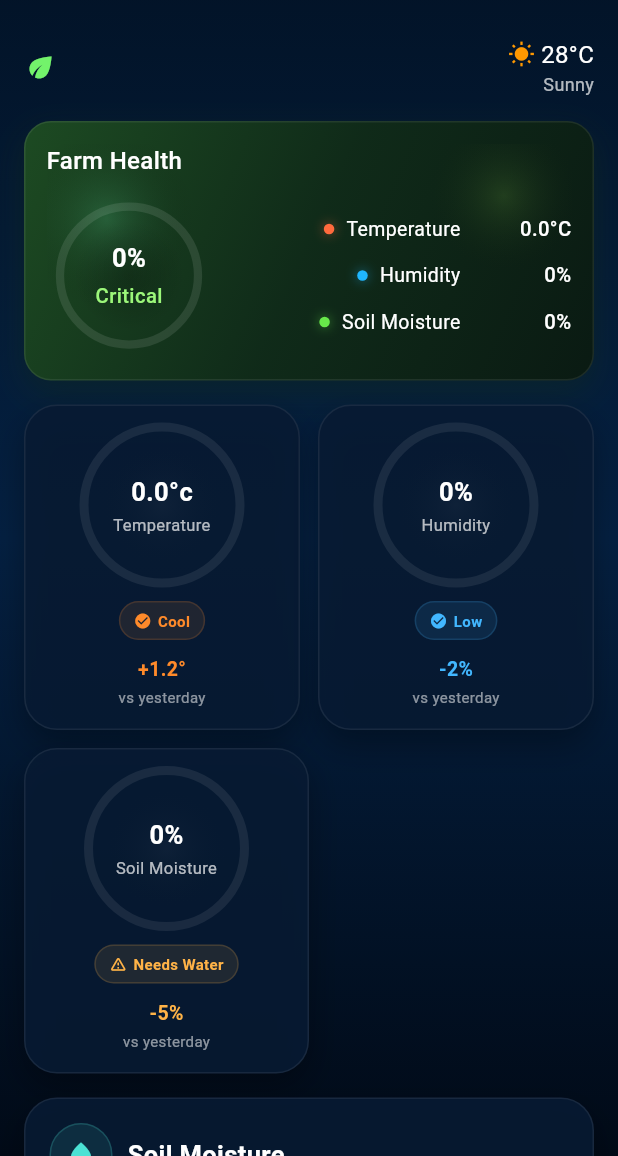
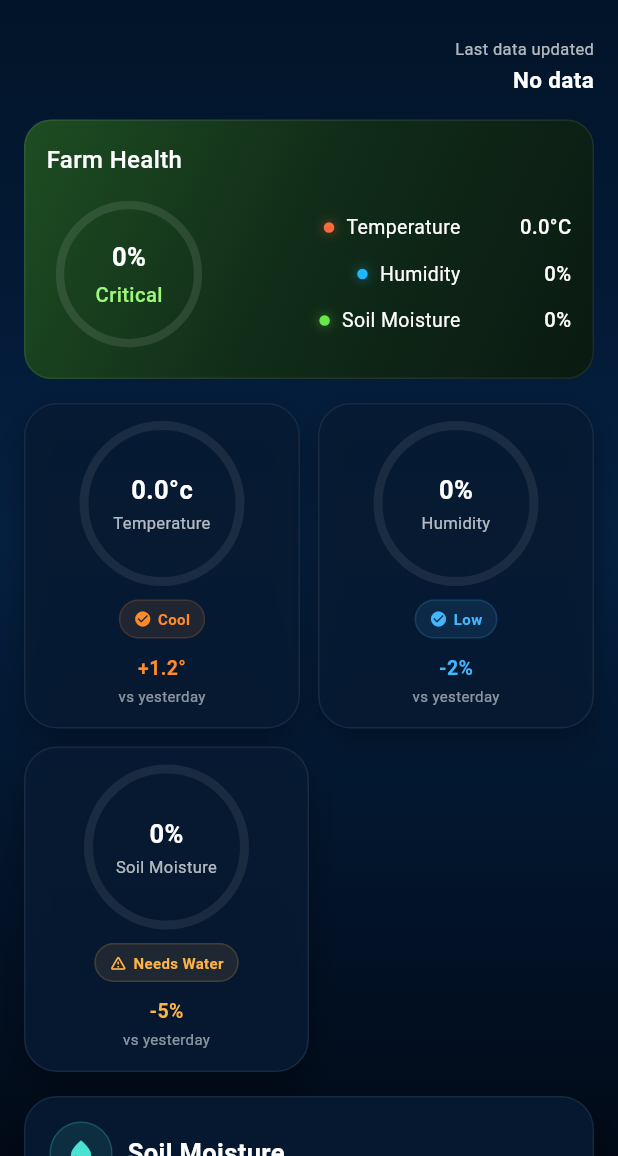
Before and after one commit to akhil7challa/SmartAgriculture_Monitoring, a Flutter app: the DeviceDetailsScreen screen opened directly with empty values, on a phone screen of 412 x 824 dp, the part 80-1236 px from its top. Run offline on Flutter 3.47's test engine with Material 3 defaults, Android fonts, the phone set to English and light mode, and no system bars; our stand-ins replace firebase_core, firebase_database; accounts and stored records are empty.

Commit message:
removed weather on top of "Farm Health" Widget and added last updated time in same place

```diff
--- a/lib/features/devices/device_details_screen.dart
+++ b/lib/features/devices/device_details_screen.dart
@@ -205,63 +205,13 @@ class _DeviceDetailsScreenState extends State<DeviceDetailsScreen> {
           begin: Alignment.topLeft,
           end: Alignment.bottomRight,
           colors: [
-            const Color(0xFF1E4D22).withOpacity(0.95),
-            const Color(0xFF102B18).withOpacity(0.95),
-            const Color(0xFF0A1A12).withOpacity(0.98),
-          ],
-        ),
-        boxShadow: [
-          BoxShadow(
-            color: Colors.green.withOpacity(0.12),
-            blurRadius: 18,
-            offset: const Offset(0, 8),
-          ),
-          BoxShadow(
-            color: Colors.black.withOpacity(0.25),
-            blurRadius: 16,
-            offset: const Offset(0, 8),
-          ),
-        ],
-      ),
-      child: Stack(
-        children: [
-          Positioned(
-            left: -20,
-            top: -10,
-            child: Container(
-              width: 120,
-              height: 120,
-              decoration: BoxDecoration(
-                shape: BoxShape.circle,
-                gradient: RadialGradient(
-                  colors: [
-                    Colors.greenAccent.withOpacity(0.18),
-                    Colors.transparent,
+            const Color(0xFF1E4D22),
+            const Color(0xFF102B18),
+            const Color(0xFF0A1A12),
           ],
         ),
       ),
-            ),
-          ),
-          Positioned(
-            right: -10,
-            top: -20,
-            child: Container(
-              width: 110,
-              height: 110,
-              decoration: BoxDecoration(
-                shape: BoxShape.circle,
-                gradient: RadialGradient(
-                  colors: [
-                    Colors.lightGreenAccent.withOpacity(0.12),
-                    Colors.transparent,
-                  ],
-                ),
-              ),
-            ),
-          ),
-          child,
-        ],
-      ),
+      child: child,
     );
   }
 
@@ -309,11 +259,7 @@ class _DeviceDetailsScreenState extends State<DeviceDetailsScreen> {
           const SizedBox(width: 8),
           Text(
             label,
-            textAlign: TextAlign.right,
-            style: const TextStyle(
-              color: Colors.white,
-              fontSize: 13,
-            ),
+            style: const TextStyle(color: Colors.white, fontSize: 13),
           ),
           const SizedBox(width: 12),
           SizedBox(
@@ -357,16 +303,12 @@ class _DeviceDetailsScreenState extends State<DeviceDetailsScreen> {
   }
 
   Widget _buildHeader(Device device, Telemetry? telemetry) {
-    final temp = telemetry?.temperature.toDouble() ?? 28.0;
+    final lastUpdated =
+        telemetry == null ? "No data" : _timeAgo(telemetry.lastSeen);
 
     return Row(
       mainAxisAlignment: MainAxisAlignment.spaceBetween,
       children: [
-        Expanded(
-          child: Row(
-            children: [
-              const Icon(Icons.eco, color: Color(0xFF73F36B), size: 22),
-              const SizedBox(width: 8),
         Expanded(
           child: Text(
             device.name,
@@ -378,26 +320,22 @@ class _DeviceDetailsScreenState extends State<DeviceDetailsScreen> {
             overflow: TextOverflow.ellipsis,
           ),
         ),
-            ],
-          ),
-        ),
         const SizedBox(width: 12),
         Column(
           crossAxisAlignment: CrossAxisAlignment.end,
           children: [
-            Row(
-              children: [
-                const Icon(Icons.wb_sunny, color: Colors.orange, size: 18),
-                const SizedBox(width: 4),
+            const Text(
+              "Last data updated",
+              style: TextStyle(color: Colors.white70, fontSize: 11),
+            ),
+            const SizedBox(height: 2),
             Text(
-                  "${temp.toStringAsFixed(0)}°C",
-                  style: const TextStyle(color: Colors.white, fontSize: 16),
+              lastUpdated,
+              style: const TextStyle(
+                color: Colors.white,
+                fontSize: 15,
+                fontWeight: FontWeight.w600,
               ),
-              ],
-            ),
-            const Text(
-              "Sunny",
-              style: TextStyle(color: Colors.white70, fontSize: 12),
             ),
           ],
         ),
@@ -439,22 +377,8 @@ class _DeviceDetailsScreenState extends State<DeviceDetailsScreen> {
                         value: score / 100,
                         strokeWidth: 5.5,
                         backgroundColor: Colors.white.withOpacity(0.10),
-                        valueColor: const AlwaysStoppedAnimation(
-                          Color(0xFF6EEB4F),
-                        ),
-                      ),
-                    ),
-                    Container(
-                      height: 74,
-                      width: 74,
-                      decoration: BoxDecoration(
-                        shape: BoxShape.circle,
-                        gradient: RadialGradient(
-                          colors: [
-                            Colors.black.withOpacity(0.20),
-                            Colors.transparent,
-                          ],
-                        ),
+                        valueColor:
+                            const AlwaysStoppedAnimation(Color(0xFF6EEB4F)),
                       ),
                     ),
                     Column(
@@ -486,7 +410,6 @@ class _DeviceDetailsScreenState extends State<DeviceDetailsScreen> {
               Expanded(
                 child: Column(
                   crossAxisAlignment: CrossAxisAlignment.end,
-                  mainAxisAlignment: MainAxisAlignment.center,
                   children: [
                     _healthLegendRow(
                       color: const Color(0xFFFF6A3D),
@@ -545,19 +468,6 @@ class _DeviceDetailsScreenState extends State<DeviceDetailsScreen> {
                       strokeWidth: 6,
                       backgroundColor: Colors.white.withOpacity(0.08),
                       valueColor: AlwaysStoppedAnimation(color),
-                    ),
-                  ),
-                  Container(
-                    height: 86,
-                    width: 86,
-                    decoration: BoxDecoration(
-                      shape: BoxShape.circle,
-                      gradient: RadialGradient(
-                        colors: [
-                          Colors.white.withOpacity(0.03),
-                          Colors.transparent,
-                        ],
-                      ),
                     ),
                   ),
                   Column(
@@ -881,23 +791,11 @@ class _DeviceDetailsScreenState extends State<DeviceDetailsScreen> {
                 ? selectedColor.withOpacity(0.35)
                 : Colors.white.withOpacity(0.04),
           ),
-          boxShadow: selected
-              ? [
-                  BoxShadow(
-                    color: selectedColor.withOpacity(0.18),
-                    blurRadius: 12,
-                    offset: const Offset(0, 4),
-                  ),
-                ]
-              : [],
         ),
         child: Column(
           children: [
-            Icon(
-              icon,
-              color: selected ? selectedColor : Colors.white70,
-              size: 18,
-            ),
+            Icon(icon,
+                color: selected ? selectedColor : Colors.white70, size: 18),
             const SizedBox(height: 6),
             Text(
               label,
@@ -913,11 +811,8 @@ class _DeviceDetailsScreenState extends State<DeviceDetailsScreen> {
     );
   }
 
-  Widget _buildControlButtons(
-    String pump,
-    String mode, {
-    bool fillHeight = false,
-  }) {
+  Widget _buildControlButtons(String pump, String mode,
+      {bool fillHeight = false}) {
     final panel = _glassPanel(
       child: Column(
         crossAxisAlignment: CrossAxisAlignment.start,
@@ -933,10 +828,7 @@ class _DeviceDetailsScreenState extends State<DeviceDetailsScreen> {
           const SizedBox(height: 4),
           const Text(
             "Manage irrigation and operating mode",
-            style: TextStyle(
-              color: Colors.white60,
-              fontSize: 12,
-            ),
+            style: TextStyle(color: Colors.white60, fontSize: 12),
           ),
           const SizedBox(height: 18),
           _controlSectionLabel("Pump Control"),
@@ -974,27 +866,73 @@ class _DeviceDetailsScreenState extends State<DeviceDetailsScreen> {
     if (fillHeight) {
       return Column(
         crossAxisAlignment: CrossAxisAlignment.stretch,
-        children: [
-          Expanded(child: panel),
-        ],
+        children: [Expanded(child: panel)],
       );
     }
 
     return panel;
   }
 
+  Widget _buildMiniCard({
+    required IconData icon,
+    required String title,
+    required String value,
+    required String subtitle,
+    required Color color,
+  }) {
+    return _glassPanel(
+      padding: const EdgeInsets.symmetric(horizontal: 8, vertical: 14),
+      child: Column(
+        mainAxisAlignment: MainAxisAlignment.center,
+        children: [
+          Container(
+            height: 42,
+            width: 42,
+            decoration: BoxDecoration(
+              shape: BoxShape.circle,
+              color: Colors.white.withOpacity(0.04),
+              border: Border.all(color: Colors.white.withOpacity(0.05)),
+            ),
+            child: Icon(icon, color: color, size: 19),
+          ),
+          const SizedBox(height: 10),
+          Text(
+            title,
+            textAlign: TextAlign.center,
+            style: const TextStyle(
+              color: Colors.white,
+              fontSize: 11.5,
+              fontWeight: FontWeight.w500,
+            ),
+          ),
+          const SizedBox(height: 8),
+          Text(
+            value,
+            textAlign: TextAlign.center,
+            style: TextStyle(
+                color: color, fontSize: 13, fontWeight: FontWeight.bold),
+          ),
+          const SizedBox(height: 5),
+          Text(
+            subtitle,
+            textAlign: TextAlign.center,
+            style: const TextStyle(color: Colors.white70, fontSize: 10.5),
+            maxLines: 2,
+            overflow: TextOverflow.ellipsis,
+          ),
+        ],
+      ),
+    );
+  }
+
   Widget _buildBottomCards(
-    String pump,
-    String mode,
-    Telemetry? telemetry,
-    bool isMobile,
-  ) {
+      String pump, String mode, Telemetry? telemetry, bool isMobile) {
     final lastSeenText =
         telemetry == null ? "No data" : _formatLastSeen(telemetry.lastSeen);
     final freshness =
         telemetry == null ? "Unknown" : _freshnessLabel(telemetry.lastSeen);
 
-    final cards = [
+    final List<Widget> cards = [
       _buildMiniCard(
         icon: Icons.water_drop,
         title: "Irrigation",
@@ -1052,58 +990,28 @@ class _DeviceDetailsScreenState extends State<DeviceDetailsScreen> {
     );
   }
 
-  Widget _buildMiniCard({
-    required IconData icon,
-    required String title,
-    required String value,
-    required String subtitle,
-    required Color color,
-  }) {
-    return _glassPanel(
-      padding: const EdgeInsets.symmetric(horizontal: 8, vertical: 14),
-      child: Column(
-        mainAxisAlignment: MainAxisAlignment.center,
+  Widget _infoLine(String label, String value, {Color? color}) {
+    return Padding(
+      padding: const EdgeInsets.symmetric(vertical: 4),
+      child: Row(
         children: [
-          Container(
-            height: 42,
-            width: 42,
-            decoration: BoxDecoration(
-              shape: BoxShape.circle,
-              color: Colors.white.withOpacity(0.04),
-              border: Border.all(color: Colors.white.withOpacity(0.05)),
-            ),
-            child: Icon(icon, color: color, size: 19),
-          ),
-          const SizedBox(height: 10),
-          Text(
-            title,
-            textAlign: TextAlign.center,
+          SizedBox(
+            width: 68,
+            child: Text(
+              label,
               style: const TextStyle(
-              color: Colors.white,
-              fontSize: 11.5,
-              fontWeight: FontWeight.w500,
+                color: Colors.white70,
+                fontSize: 12.5,
+                fontWeight: FontWeight.w600,
               ),
             ),
-          const SizedBox(height: 8),
-          Text(
+          ),
+          Expanded(
+            child: Text(
               value,
-            textAlign: TextAlign.center,
-            style: TextStyle(
-              color: color,
-              fontSize: 13,
-              fontWeight: FontWeight.bold,
+              style: TextStyle(color: color ?? Colors.white, fontSize: 12.5),
+              overflow: TextOverflow.ellipsis,
             ),
-          ),
-          const SizedBox(height: 5),
-          Text(
-            subtitle,
-            textAlign: TextAlign.center,
-            style: const TextStyle(
-              color: Colors.white70,
-              fontSize: 10.5,
-            ),
-            maxLines: 2,
-            overflow: TextOverflow.ellipsis,
           ),
         ],
       ),
@@ -1130,37 +1038,6 @@ class _DeviceDetailsScreenState extends State<DeviceDetailsScreen> {
           _infoLine("ID", device.id),
           _infoLine("Status", device.status,
               color: _statusColor(device.status)),
-        ],
-      ),
-    );
-  }
-
-  Widget _infoLine(String label, String value, {Color? color}) {
-    return Padding(
-      padding: const EdgeInsets.symmetric(vertical: 4),
-      child: Row(
-        children: [
-          SizedBox(
-            width: 68,
-            child: Text(
-              label,
-              style: const TextStyle(
-                color: Colors.white70,
-                fontSize: 12.5,
-                fontWeight: FontWeight.w600,
-              ),
-            ),
-          ),
-          Expanded(
-            child: Text(
-              value,
-              style: TextStyle(
-                color: color ?? Colors.white,
-                fontSize: 12.5,
-              ),
-              overflow: TextOverflow.ellipsis,
-            ),
-          ),
         ],
       ),
     );
@@ -1193,19 +1070,12 @@ class _DeviceDetailsScreenState extends State<DeviceDetailsScreen> {
                 child: Row(
                   crossAxisAlignment: CrossAxisAlignment.stretch,
                   children: [
-                    Expanded(
-                      flex: 3,
-                      child: _buildSoilMoistureCard(telemetry),
-                    ),
+                    Expanded(flex: 3, child: _buildSoilMoistureCard(telemetry)),
                     const SizedBox(width: 16),
                     Expanded(
                         flex: 2,
-                      child: _buildControlButtons(
-                        pump,
-                        mode,
-                        fillHeight: true,
-                      ),
-                    ),
+                        child:
+                            _buildControlButtons(pump, mode, fillHeight: true)),
                   ],
                 ),
               )
@@ -1283,7 +1153,6 @@ class _DeviceDetailsScreenState extends State<DeviceDetailsScreen> {
                   final telemetryWaiting = telemetrySnapshot.connectionState ==
                           ConnectionState.waiting &&
                       telemetry == null;
-
                   final commandWaiting = commandSnapshot.connectionState ==
                           ConnectionState.waiting &&
                       commandData == null;
```
Lines whose indentation alone changed are shown as unchanged.
